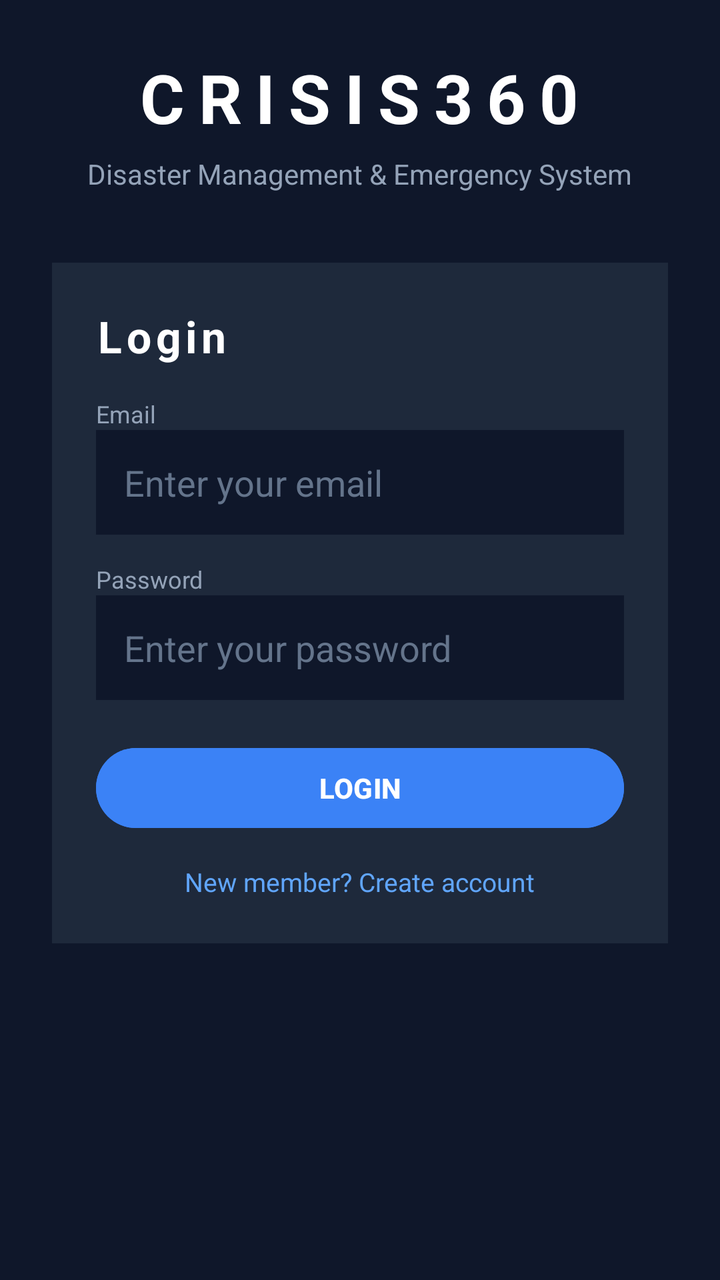
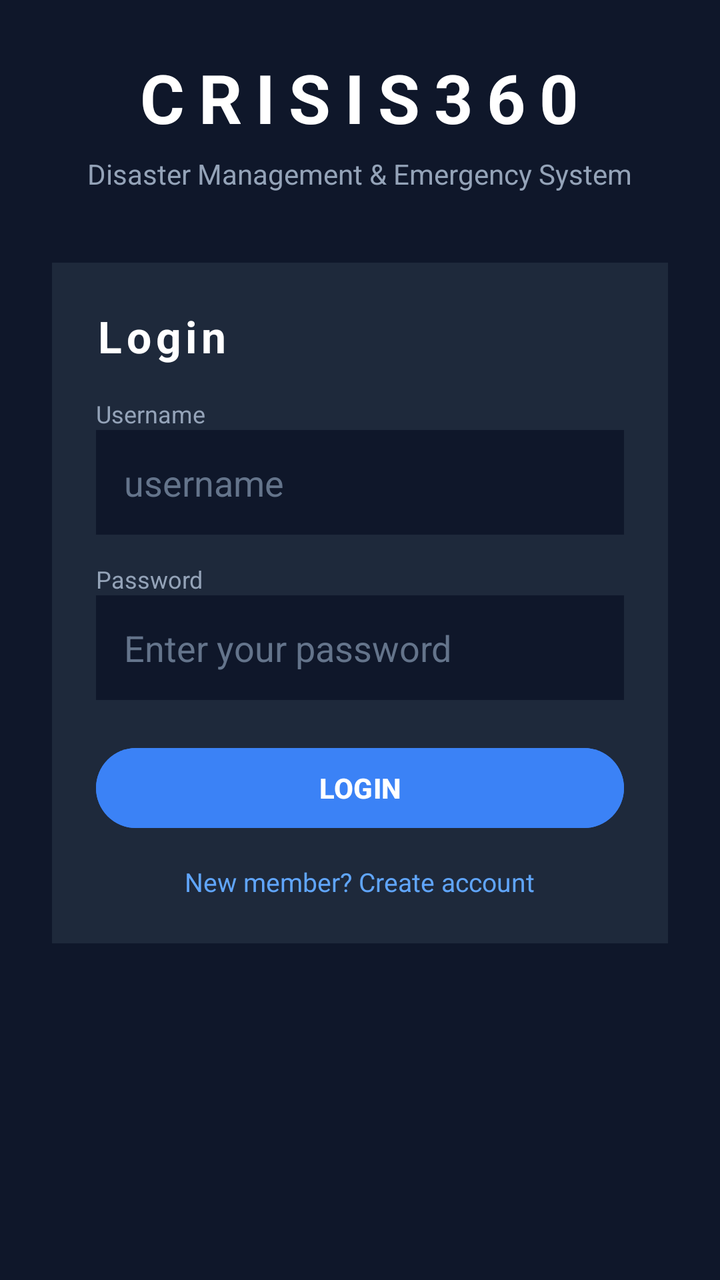

Before-and-after screenshots of an Android layout around one commit, followed by the original layout XML and the change that was made.
<!-- AndroidManifest.xml: application theme Theme.Crises -->
<!-- res/layout/activity_login.xml -->
<?xml version="1.0" encoding="utf-8"?>
<RelativeLayout xmlns:android="http://schemas.android.com/apk/res/android"
    android:layout_width="match_parent"
    android:layout_height="match_parent"
    android:background="#0F172A"
    android:padding="26dp">

    
    <TextView
        android:id="@+id/txtBrand"
        android:layout_width="wrap_content"
        android:layout_height="wrap_content"
        android:text="CRISIS360"
        android:textSize="34sp"
        android:textStyle="bold"
        android:textColor="#FFFFFF"
        android:letterSpacing="0.2"
        android:layout_centerHorizontal="true"/>

    
    <TextView
        android:layout_width="wrap_content"
        android:layout_height="wrap_content"
        android:text="Disaster Management &amp; Emergency System"
        android:textSize="14sp"
        android:textColor="#94A3B8"
        android:layout_below="@id/txtBrand"
        android:layout_marginTop="6dp"
        android:layout_centerHorizontal="true"/>

    
    <LinearLayout
        android:id="@+id/loginCard"
        android:layout_width="match_parent"
        android:layout_height="wrap_content"
        android:layout_below="@id/txtBrand"
        android:layout_marginTop="60dp"
        android:orientation="vertical"
        android:background="#1E293B"
        android:padding="22dp">

        
        <TextView
            android:layout_width="wrap_content"
            android:layout_height="wrap_content"
            android:text="Login"
            android:textSize="22sp"
            android:textStyle="bold"
            android:textColor="#FFFFFF"
            android:letterSpacing="0.1"/>

        
        <TextView
            android:layout_width="wrap_content"
            android:layout_height="wrap_content"
            android:text="Email"
            android:textSize="12sp"
            android:textColor="#94A3B8"
            android:layout_marginTop="16dp"/>

        
        <EditText
            android:id="@+id/etEmail"
            android:layout_width="match_parent"
            android:layout_height="wrap_content"
            android:hint="Enter your email"
            android:textColor="#FFFFFF"
            android:textColorHint="#64748B"
            android:background="#0F172A"
            android:padding="14dp"/>

        
        <TextView
            android:layout_width="wrap_content"
            android:layout_height="wrap_content"
            android:text="Password"
            android:textSize="12sp"
            android:textColor="#94A3B8"
            android:layout_marginTop="14dp"/>

        
        <EditText
            android:id="@+id/etPassword"
            android:layout_width="match_parent"
            android:layout_height="wrap_content"
            android:hint="Enter your password"
            android:inputType="textPassword"
            android:textColor="#FFFFFF"
            android:textColorHint="#64748B"
            android:background="#0F172A"
            android:padding="14dp"/>

        
        <Button
            android:id="@+id/btnLogin"
            android:layout_width="match_parent"
            android:layout_height="wrap_content"
            android:text="LOGIN"
            android:textStyle="bold"
            android:textSize="14sp"
            android:layout_marginTop="20dp"
            android:backgroundTint="#3B82F6"
            android:textColor="#FFFFFF"/>

        
        <TextView
            android:id="@+id/btnRegister"
            android:layout_width="wrap_content"
            android:layout_height="wrap_content"
            android:text="New member? Create account"
            android:textSize="13sp"
            android:textColor="#60A5FA"
            android:layout_marginTop="14dp"
            android:layout_gravity="center"/>

    </LinearLayout>

</RelativeLayout>
<!-- resources referenced by this layout -->
<resources>
  <style name="Theme.Crises" parent="Base.Theme.Crises" />
  <style name="Base.Theme.Crises" parent="Theme.Material3.DayNight.NoActionBar">
  
      </style>
</resources>

<!-- the commit's change to res/layout/activity_login.xml (unified diff, before → after) -->
@@ -53,17 +53,17 @@
         <TextView
             android:layout_width="wrap_content"
             android:layout_height="wrap_content"
-            android:text="Email"
+            android:text="Username"
             android:textSize="12sp"
             android:textColor="#94A3B8"
             android:layout_marginTop="16dp"/>
 
         
         <EditText
-            android:id="@+id/etEmail"
+            android:id="@+id/etUser"
             android:layout_width="match_parent"
             android:layout_height="wrap_content"
-            android:hint="Enter your email"
+            android:hint="username"
             android:textColor="#FFFFFF"
             android:textColorHint="#64748B"
             android:background="#0F172A"
